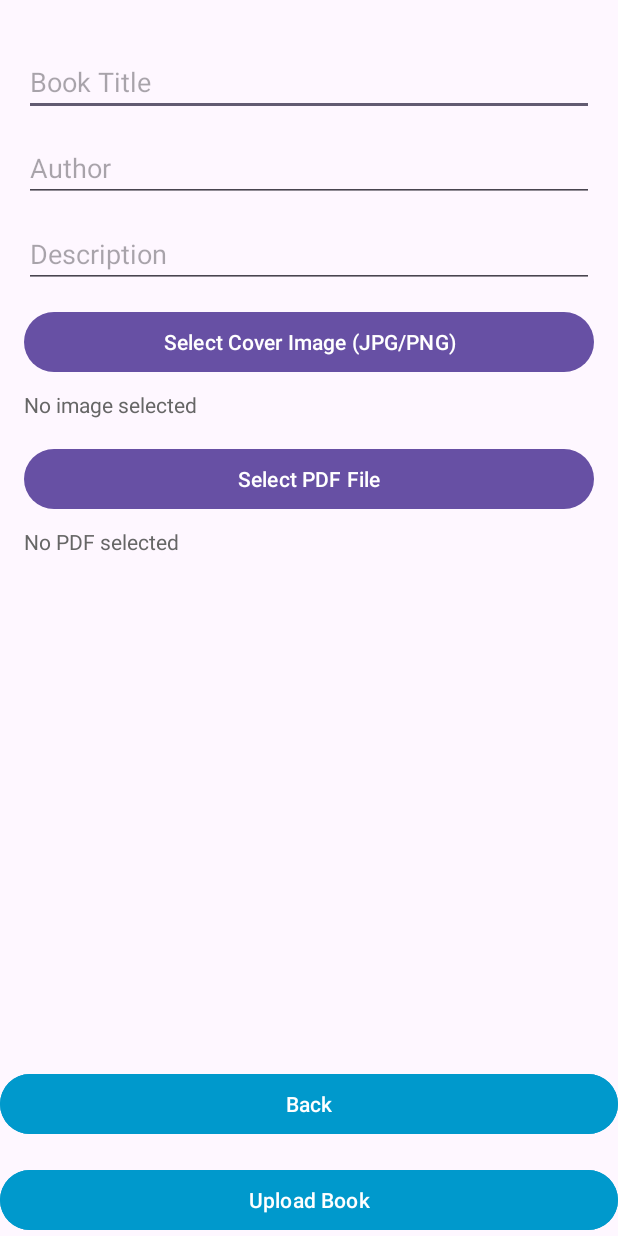
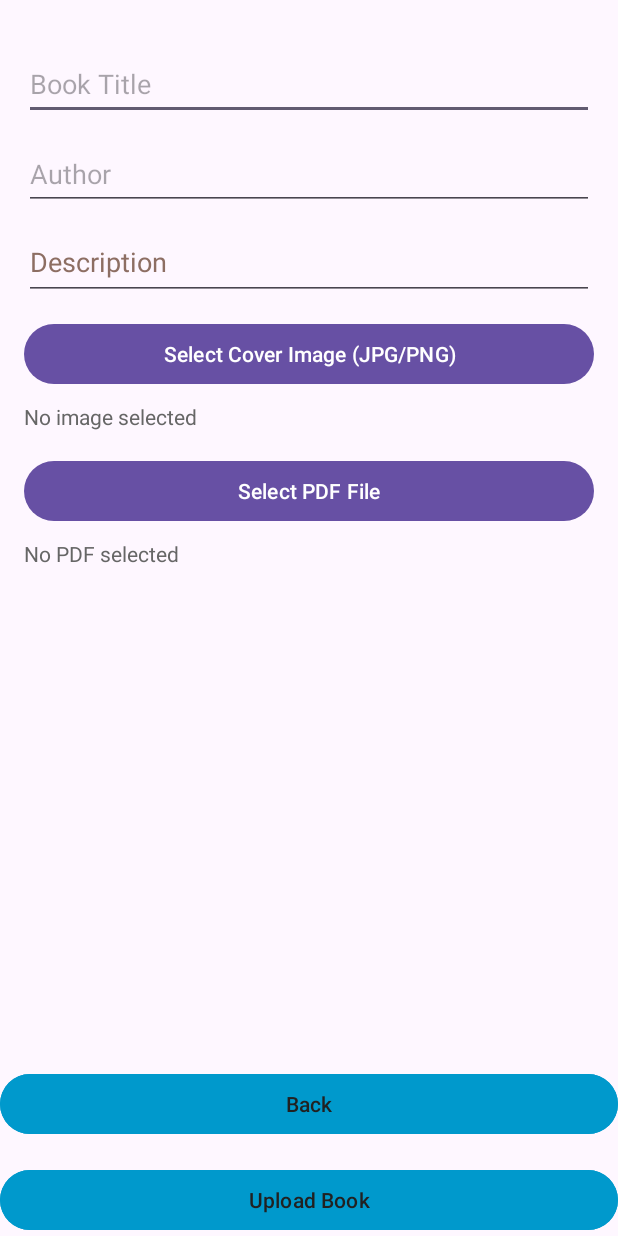
Before and after one commit to HorizonHalifa/EBook-Library, an Android app: the UploadBookActivity screen opened directly, with no data from a screen before it, on a phone screen of 412 x 824 dp. Run offline under Robolectric (Android 15) with nearby library versions, the phone set to English and light mode, and no system bars.

Commit message:
fixed warnings and documentation

```diff
--- a/app/src/main/res/layout/activity_main.xml
+++ b/app/src/main/res/layout/activity_main.xml
@@ -22,7 +22,7 @@
                 android:id="@+id/buttonUploadBook"
                 android:layout_width="wrap_content"
                 android:layout_height="wrap_content"
-                android:text="Upload Book"
+                android:text="@string/upload_book"
                 android:backgroundTint="@android:color/holo_blue_dark"
                 android:textColor="@android:color/white"
                 android:layout_marginBottom="16dp"
@@ -32,7 +32,7 @@
                 android:id="@+id/textViewUnreadTitle"
                 android:layout_width="wrap_content"
                 android:layout_height="wrap_content"
-                android:text="Unread Books"
+                android:text="@string/unread_books"
                 android:textSize="18sp"
                 android:textStyle="bold"
                 android:layout_marginBottom="8dp"/>
@@ -48,7 +48,7 @@
                 android:id="@+id/textViewReadTitle"
                 android:layout_width="wrap_content"
                 android:layout_height="wrap_content"
-                android:text="Read Books"
+                android:text="@string/read_books"
                 android:textSize="18sp"
                 android:textStyle="bold"
                 android:layout_marginBottom="8dp"
--- a/app/src/main/res/layout/activity_upload_book.xml
+++ b/app/src/main/res/layout/activity_upload_book.xml
@@ -25,40 +25,44 @@
                 android:id="@+id/editTextTitle"
                 android:layout_width="match_parent"
                 android:layout_height="wrap_content"
-                android:hint="Book Title"
+                android:layout_marginBottom="12dp"
+                android:hint="@string/book_title_upload"
                 android:inputType="textCapWords"
-                android:layout_marginBottom="12dp"/>
+                android:minHeight="48dp" />
 
             <EditText
                 android:id="@+id/editTextAuthor"
                 android:layout_width="match_parent"
                 android:layout_height="wrap_content"
-                android:hint="Author"
+                android:layout_marginBottom="12dp"
+                android:hint="@string/author"
                 android:inputType="textCapWords"
-                android:layout_marginBottom="12dp"/>
+                android:minHeight="48dp" />
 
             <EditText
                 android:id="@+id/editTextDescription"
                 android:layout_width="match_parent"
                 android:layout_height="wrap_content"
-                android:hint="Description"
+                android:layout_marginBottom="12dp"
+                android:gravity="top"
+                android:hint="@string/description"
                 android:inputType="textMultiLine"
+                android:minHeight="48dp"
                 android:minLines="1"
-                android:gravity="top"
-                android:layout_marginBottom="12dp"/>
+                android:textColorHint="#8D6E63" />
 
             <Button
                 android:id="@+id/buttonSelectCover"
                 android:layout_width="match_parent"
                 android:layout_height="wrap_content"
-                android:text="Select Cover Image (JPG/PNG)"
+                android:text="@string/select_cover_image_jpg_png"
                 android:layout_marginBottom="8dp"/>
 
             <TextView
                 android:id="@+id/textViewCoverSelected"
                 android:layout_width="match_parent"
                 android:layout_height="wrap_content"
-                android:text="No image selected"
+                android:text="@string/no_image_selected"
                 android:textSize="14sp"
                 android:textColor="#666666"
                 android:layout_marginBottom="16dp"/>
@@ -67,14 +71,14 @@
                 android:id="@+id/buttonSelectPdf"
                 android:layout_width="match_parent"
                 android:layout_height="wrap_content"
-                android:text="Select PDF File"
+                android:text="@string/select_pdf_file"
                 android:layout_marginBottom="8dp"/>
 
             <TextView
                 android:id="@+id/textViewPdfSelected"
                 android:layout_width="match_parent"
                 android:layout_height="wrap_content"
-                android:text="No PDF selected"
+                android:text="@string/no_pdf_selected"
                 android:textSize="14sp"
                 android:textColor="#666666"
                 android:layout_marginBottom="16dp"/>
@@ -87,25 +91,25 @@
         android:id="@+id/buttonBack"
         android:layout_width="match_parent"
         android:layout_height="wrap_content"
-        android:text="Back"
-        android:textColor="@android:color/white"
+        android:layout_marginBottom="16dp"
         android:backgroundTint="@android:color/holo_blue_dark"
-        android:layout_marginBottom="16dp"
+        android:text="@string/back_upload"
+        android:textColor="#212121"
         app:layout_constraintBottom_toTopOf="@+id/buttonUpload"
-        app:layout_constraintStart_toStartOf="parent"
-        app:layout_constraintEnd_toEndOf="parent"/>
+        app:layout_constraintEnd_toEndOf="parent"
+        app:layout_constraintStart_toStartOf="parent" />
 
     <!-- Upload Button -->
     <Button
         android:id="@+id/buttonUpload"
         android:layout_width="match_parent"
         android:layout_height="wrap_content"
-        android:text="Upload Book"
-        android:textColor="@android:color/white"
         android:backgroundTint="@android:color/holo_blue_dark"
+        android:text="@string/upload_book_upload"
+        android:textColor="#212121"
         app:layout_constraintBottom_toBottomOf="parent"
-        app:layout_constraintStart_toStartOf="parent"
-        app:layout_constraintEnd_toEndOf="parent"/>
+        app:layout_constraintEnd_toEndOf="parent"
+        app:layout_constraintStart_toStartOf="parent" />
 
 
 </androidx.constraintlayout.widget.ConstraintLayout>
--- a/app/src/main/res/values/strings.xml
+++ b/app/src/main/res/values/strings.xml
@@ -8,4 +8,33 @@
     <string name="mark_as_unread">Mark As Unread</string>
     <string name="delete_book">Delete Book</string>
     <string name="back_to_main_menu">Back To Main Menu</string>
+    <string name="don_t_have_an_account_sign_up">Don\'t have an account? Sign Up</string>
+    <string name="log_in">Log In</string>
+    <string name="password">Password</string>
+    <string name="email">Email</string>
+    <string name="upload_book">Upload Book</string>
+    <string name="unread_books">Unread Books</string>
+    <string name="read_books">Read Books</string>
+    <string name="back">Back</string>
+    <string name="email_signup">Email</string>
+    <string name="password_signup">Password</string>
+    <string name="sign_up">Sign Up</string>
+    <string name="back_signup">Back</string>
+    <string name="back_upload">Back</string>
+    <string name="upload_book_upload">Upload Book</string>
+    <string name="select_pdf_file">Select PDF File</string>
+    <string name="no_pdf_selected">No PDF selected</string>
+    <string name="no_image_selected">No image selected</string>
+    <string name="select_cover_image_jpg_png">Select Cover Image (JPG/PNG)</string>
+    <string name="description">Description</string>
+    <string name="author">Author</string>
+    <string name="book_title_upload">Book Title</string>
+    <string name="app_logo">App Logo</string>
+    <string name="create_account">Create Account</string>
+    <string name="sign_in">Sign In</string>
+    <string name="ebook_library">EBook Library</string>
+    <string name="author_name_book_item">Author Name</string>
+    <string name="book_title_book_item">Book Title</string>
+    <string name="author_name_book_item_2">Author Name</string>
+    <string name="book_cover">Book Cover</string>
 </resources>
```
Also changed, not shown: app/src/main/res/layout/activity_book_detail.xml (+24 -18 lines), app/src/main/res/layout/activity_login.xml (+16 -10 lines), app/src/main/res/layout/activity_pdf_view.xml (+8 -7 lines), app/src/main/res/layout/activity_signup.xml (+13 -11 lines), app/src/main/res/layout/activity_welcome.xml (+9 -9 lines), app/src/main/res/layout/book_item.xml (+15 -11 lines).
